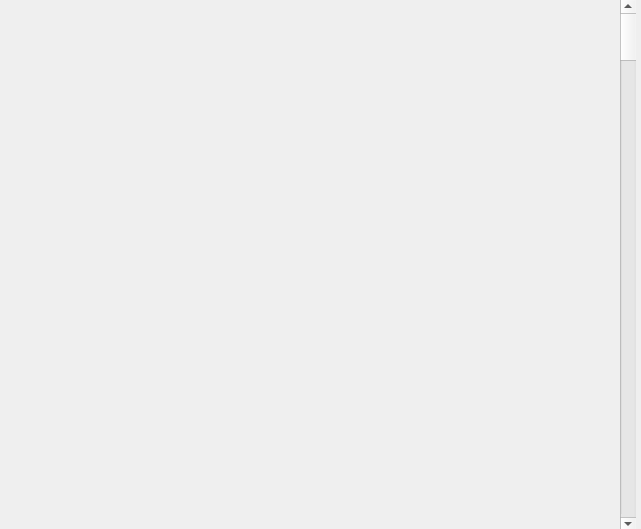
Lev18/TaskOpium, file tasks_list.ui: the form before one commit.
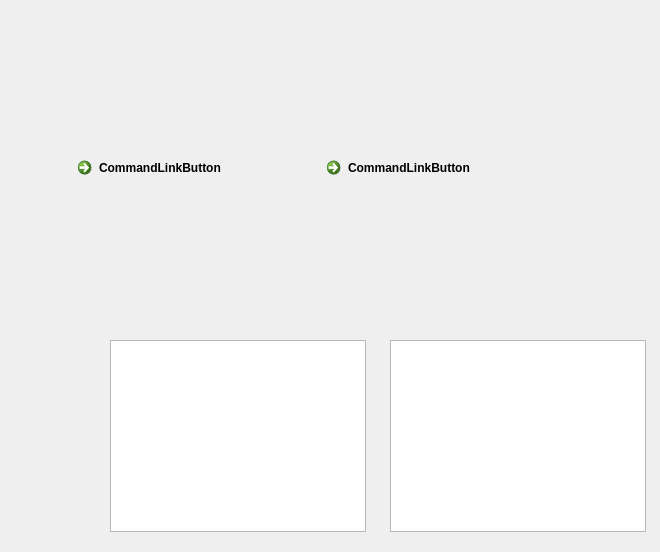
The form after the commit.

The edit to the form file:
```diff
--- a/tasks_list.ui
+++ b/tasks_list.ui
@@ -6,24 +6,57 @@
    <rect>
     <x>0</x>
     <y>0</y>
-    <width>641</width>
-    <height>529</height>
+    <width>660</width>
+    <height>552</height>
    </rect>
   </property>
   <property name="windowTitle">
    <string>Dialog</string>
   </property>
-  <widget class="QScrollBar" name="verticalScrollBar">
+  <widget class="QWidget" name="horizontalLayoutWidget">
    <property name="geometry">
     <rect>
-     <x>620</x>
-     <y>0</y>
-     <width>16</width>
-     <height>531</height>
+     <x>70</x>
+     <y>150</y>
+     <width>491</width>
+     <height>171</height>
     </rect>
    </property>
-   <property name="orientation">
-    <enum>Qt::Vertical</enum>
+   <layout class="QHBoxLayout" name="horizontalLayout">
+    <item>
+     <widget class="QCommandLinkButton" name="commandLinkButton_2">
+      <property name="text">
+       <string>CommandLinkButton</string>
+      </property>
+     </widget>
+    </item>
+    <item>
+     <widget class="QCommandLinkButton" name="commandLinkButton">
+      <property name="text">
+       <string>CommandLinkButton</string>
+      </property>
+     </widget>
+    </item>
+   </layout>
+  </widget>
+  <widget class="QListView" name="listView">
+   <property name="geometry">
+    <rect>
+     <x>110</x>
+     <y>340</y>
+     <width>256</width>
+     <height>192</height>
+    </rect>
+   </property>
+  </widget>
+  <widget class="QTableWidget" name="tableWidget">
+   <property name="geometry">
+    <rect>
+     <x>390</x>
+     <y>340</y>
+     <width>256</width>
+     <height>192</height>
+    </rect>
    </property>
   </widget>
  </widget>
```
